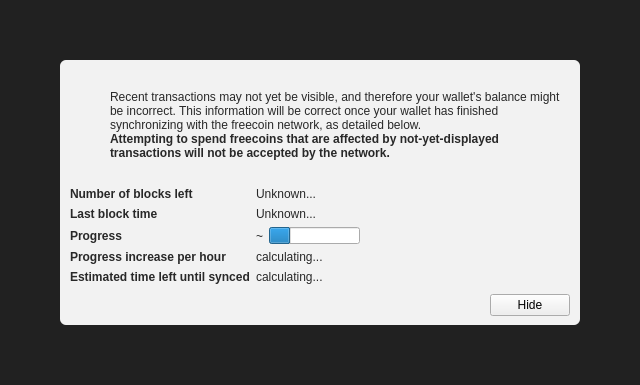
First picture: the form in src/qt/forms/modaloverlay.ui, repository minblock/freecoin, before the edit.
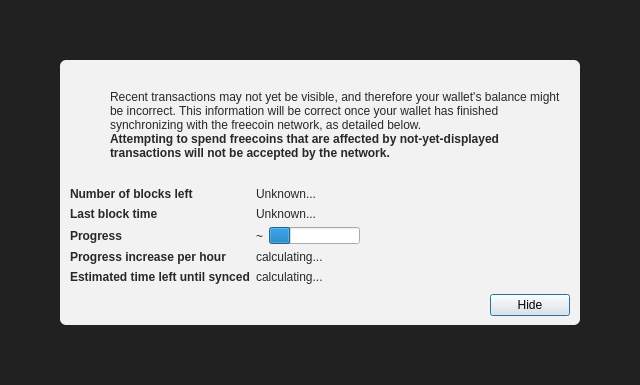
Second picture: the form after the edit. Icons and pictures are not drawn. Custom widgets are drawn as their Qt base class.

Diff of the .ui file:
```diff
--- a/src/qt/forms/modaloverlay.ui
+++ b/src/qt/forms/modaloverlay.ui
@@ -351,6 +351,12 @@
              <property name="text">
               <string>Hide</string>
              </property>
+             <property name="focusPolicy">
+              <enum>Qt::StrongFocus</enum>
+             </property>
+             <property name="default">
+              <bool>true</bool>
+             </property>
             </widget>
            </item>
           </layout>
```
Left out of the diff: 2 changed lines with no effect on the pictures.
